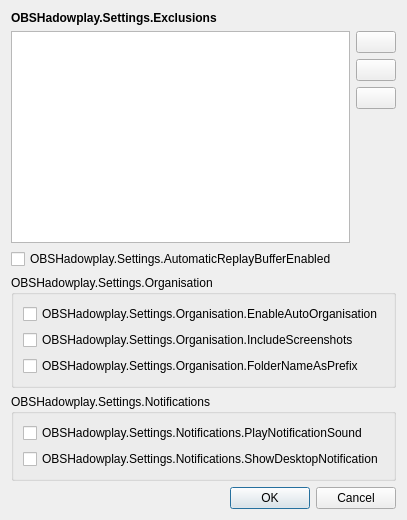
The window that src/ui/SettingsDialog.ui (EZ64cool/obs-hadowplay) describes before a commit, drawn with Qt 5.
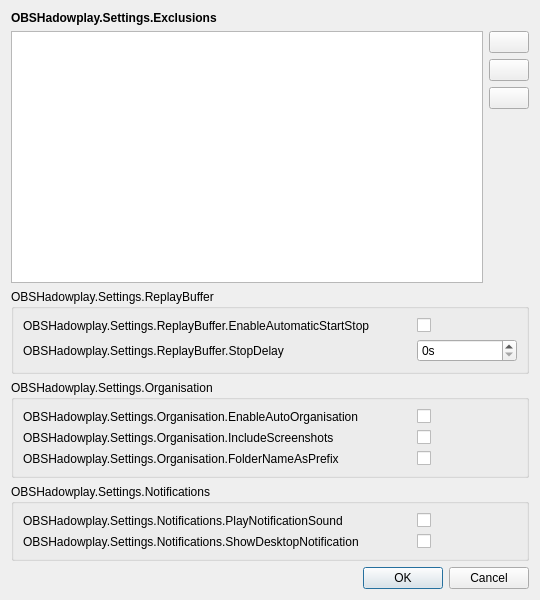
The same window after the commit.

Commit message: Added replay buffer stop delay

```diff
--- a/src/ui/SettingsDialog.ui
+++ b/src/ui/SettingsDialog.ui
@@ -6,12 +6,12 @@
    <rect>
     <x>0</x>
     <y>0</y>
-    <width>403</width>
-    <height>520</height>
+    <width>540</width>
+    <height>600</height>
    </rect>
   </property>
   <property name="sizePolicy">
-   <sizepolicy hsizetype="Preferred" vsizetype="Minimum">
+   <sizepolicy hsizetype="Minimum" vsizetype="Minimum">
     <horstretch>0</horstretch>
     <verstretch>0</verstretch>
    </sizepolicy>
@@ -119,10 +119,43 @@
     </layout>
    </item>
    <item>
-    <widget class="QCheckBox" name="automatic_replay_checkbox">
-     <property name="text">
-      <string>OBSHadowplay.Settings.AutomaticReplayBufferEnabled</string>
+    <widget class="QGroupBox" name="group_box_buffer">
+     <property name="title">
+      <string>OBSHadowplay.Settings.ReplayBuffer</string>
      </property>
+     <layout class="QGridLayout" name="gridLayout" columnstretch="1,0" columnminimumwidth="0,100">
+      <item row="0" column="0">
+       <widget class="QLabel" name="label_2">
+        <property name="text">
+         <string>OBSHadowplay.Settings.ReplayBuffer.EnableAutomaticStartStop</string>
+        </property>
+       </widget>
+      </item>
+      <item row="0" column="1">
+       <widget class="QCheckBox" name="automatic_replay_checkbox">
+        <property name="text">
+         <string/>
+        </property>
+       </widget>
+      </item>
+      <item row="1" column="0">
+       <widget class="QLabel" name="label">
+        <property name="text">
+         <string>OBSHadowplay.Settings.ReplayBuffer.StopDelay</string>
+        </property>
+       </widget>
+      </item>
+      <item row="1" column="1">
+       <widget class="QSpinBox" name="buffer_stop_delay_spinbox">
+        <property name="suffix">
+         <string>s</string>
+        </property>
+        <property name="maximum">
+         <number>999999999</number>
+        </property>
+       </widget>
+      </item>
+     </layout>
     </widget>
    </item>
    <item>
@@ -130,28 +163,58 @@
      <property name="title">
       <string>OBSHadowplay.Settings.Organisation</string>
      </property>
-     <layout class="QVBoxLayout" name="verticalLayout_5">
-      <item>
-       <widget class="QCheckBox" name="enable_automatic_organisation_checkbox">
+     <property name="flat">
+      <bool>false</bool>
+     </property>
+     <property name="checkable">
+      <bool>false</bool>
+     </property>
+     <layout class="QGridLayout" name="gridLayout_2" columnstretch="1,0" columnminimumwidth="0,100">
+      <property name="leftMargin">
+       <number>9</number>
+      </property>
+      <item row="0" column="0">
+       <widget class="QLabel" name="label_3">
         <property name="text">
          <string>OBSHadowplay.Settings.Organisation.EnableAutoOrganisation</string>
         </property>
        </widget>
       </item>
-      <item>
-       <widget class="QCheckBox" name="include_screenshots_checkbox">
+      <item row="0" column="1">
+       <widget class="QCheckBox" name="enable_automatic_organisation_checkbox">
+        <property name="text">
+         <string/>
+        </property>
+       </widget>
+      </item>
+      <item row="1" column="0">
+       <widget class="QLabel" name="label_4">
         <property name="text">
          <string>OBSHadowplay.Settings.Organisation.IncludeScreenshots</string>
         </property>
        </widget>
       </item>
-      <item>
-       <widget class="QCheckBox" name="folder_name_as_prefix_checkbox">
+      <item row="1" column="1">
+       <widget class="QCheckBox" name="include_screenshots_checkbox">
+        <property name="text">
+         <string/>
+        </property>
+       </widget>
+      </item>
+      <item row="2" column="0">
+       <widget class="QLabel" name="label_5">
         <property name="text">
          <string>OBSHadowplay.Settings.Organisation.FolderNameAsPrefix</string>
         </property>
        </widget>
       </item>
+      <item row="2" column="1">
+       <widget class="QCheckBox" name="folder_name_as_prefix_checkbox">
+        <property name="text">
+         <string/>
+        </property>
+       </widget>
+      </item>
      </layout>
     </widget>
    </item>
@@ -160,21 +223,44 @@
      <property name="title">
       <string>OBSHadowplay.Settings.Notifications</string>
      </property>
-     <layout class="QVBoxLayout" name="verticalLayout_3">
-      <item>
-       <widget class="QCheckBox" name="play_notification_sound_checkbox">
+     <layout class="QGridLayout" name="gridLayout_3" columnstretch="1,0" columnminimumwidth="0,100">
+      <property name="sizeConstraint">
+       <enum>QLayout::SetDefaultConstraint</enum>
+      </property>
+      <item row="0" column="0">
+       <widget class="QLabel" name="label_6">
         <property name="text">
          <string>OBSHadowplay.Settings.Notifications.PlayNotificationSound</string>
         </property>
        </widget>
       </item>
-      <item>
-       <widget class="QCheckBox" name="show_desktop_notif_checkbox">
+      <item row="0" column="1">
+       <widget class="QCheckBox" name="play_notification_sound_checkbox">
+        <property name="sizePolicy">
+         <sizepolicy hsizetype="Minimum" vsizetype="Fixed">
+          <horstretch>0</horstretch>
+          <verstretch>0</verstretch>
+         </sizepolicy>
+        </property>
+        <property name="text">
+         <string/>
+        </property>
+       </widget>
+      </item>
+      <item row="1" column="0">
+       <widget class="QLabel" name="label_7">
         <property name="text">
          <string>OBSHadowplay.Settings.Notifications.ShowDesktopNotification</string>
         </property>
        </widget>
       </item>
+      <item row="1" column="1">
+       <widget class="QCheckBox" name="show_desktop_notif_checkbox">
+        <property name="text">
+         <string/>
+        </property>
+       </widget>
+      </item>
      </layout>
     </widget>
    </item>
```
The commit also changes 9 other files.
